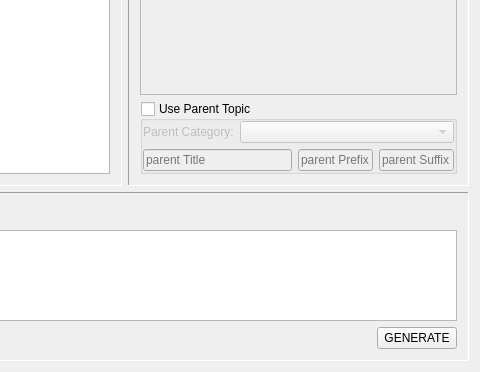
The window that mainwindow.ui (farling42/csv2rw) describes before a commit, drawn with Qt 5; both pictures show x 231 to 711 and y 181 to 553 of the 711 by 553 pixel window.
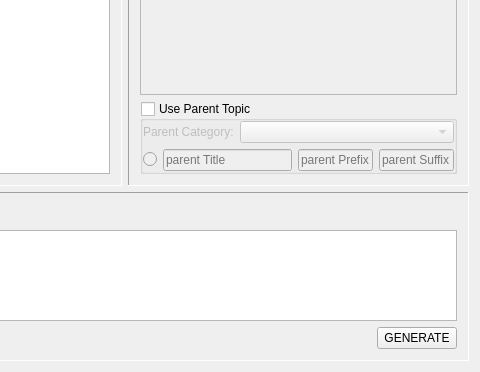
The same window after the commit.

Commit message: Add a reveal button to both the main topic and the parent topic

```diff
--- a/mainwindow.ui
+++ b/mainwindow.ui
@@ -320,7 +320,7 @@
                    </item>
                    <item>
                     <widget class="QWidget" name="widget_9" native="true">
-                     <layout class="QHBoxLayout" name="horizontalLayout_8" stretch="1,0,0">
+                     <layout class="QHBoxLayout" name="horizontalLayout_8" stretch="0,1,0,0">
                       <property name="leftMargin">
                        <number>0</number>
                       </property>
@@ -333,6 +333,16 @@
                       <property name="bottomMargin">
                        <number>0</number>
                       </property>
+                      <item>
+                       <widget class="QRadioButton" name="parentRevealed">
+                        <property name="toolTip">
+                         <string>Revealed?</string>
+                        </property>
+                        <property name="text">
+                         <string/>
+                        </property>
+                       </widget>
+                      </item>
                       <item>
                        <widget class="QLineEdit" name="parentTitle">
                         <property name="placeholderText">
```
The commit also changes 11 other files.
